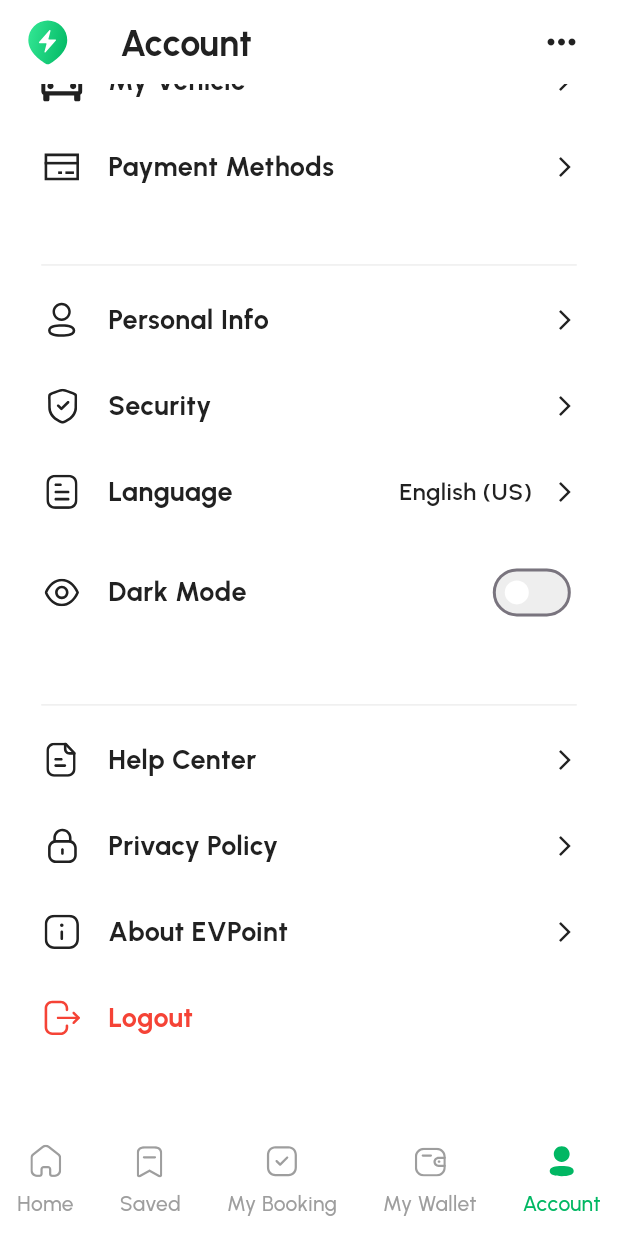
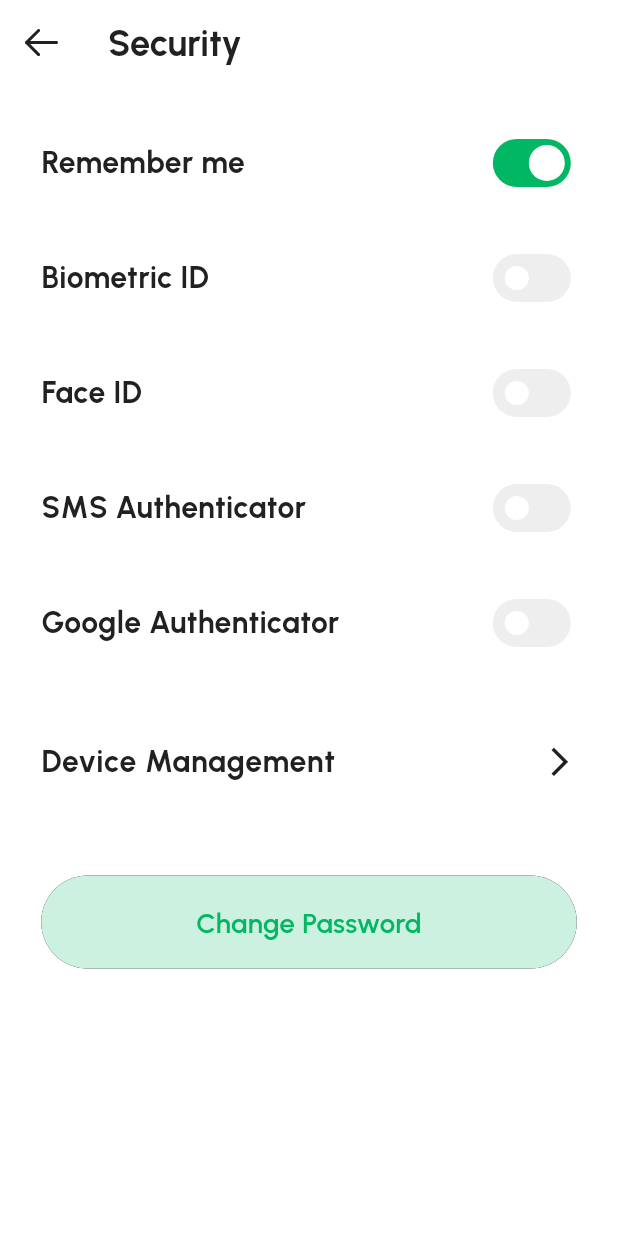
Before and after one commit to tejagalande/ev_point_app, a Flutter app: the screen it shows after launch, item 5 of the bottom bar chosen, scrolled down 187 dp, after a tap on "Security", on a phone screen of 412 x 824 dp. Run offline on Flutter 3.47's test engine with Material 3 defaults, Android fonts, the phone set to English and light mode, and no system bars; our stand-ins replace camera, custom_rating_bar, device_preview, dio, dropdown_textfield, flutter_calendar_carousel and 14 more; missing offline and left inert: date_format_field, lazy_load_indexed_stack, phone_input, time_picker_spinner; accounts and stored records are empty.

Commit message:
created security menu screen and state manager

```diff
--- /dev/null
+++ b/lib/controllers/account/security_controller.dart
@@ -0,0 +1,40 @@
+import 'package:flutter/material.dart';
+
+class SecurityController extends ChangeNotifier {
+  bool _rememberMe = true;
+  bool _biometricId = false;
+  bool _faceId = false;
+  bool _smsAuthenticator = false;
+  bool _googleAuthenticator = false;
+
+  bool get rememberMe => _rememberMe;
+  bool get biometricId => _biometricId;
+  bool get faceId => _faceId;
+  bool get smsAuthenticator => _smsAuthenticator;
+  bool get googleAuthenticator => _googleAuthenticator;
+
+  void toggleRememberMe(bool value) {
+    _rememberMe = value;
+    notifyListeners();
+  }
+
+  void toggleBiometricId(bool value) {
+    _biometricId = value;
+    notifyListeners();
+  }
+
+  void toggleFaceId(bool value) {
+    _faceId = value;
+    notifyListeners();
+  }
+
+  void toggleSmsAuthenticator(bool value) {
+    _smsAuthenticator = value;
+    notifyListeners();
+  }
+
+  void toggleGoogleAuthenticator(bool value) {
+    _googleAuthenticator = value;
+    notifyListeners();
+  }
+}
--- a/lib/routes/app_pages.dart
+++ b/lib/routes/app_pages.dart
@@ -7,6 +7,7 @@ import 'package:ev_point/views/book/vehicle_list_screen.dart';
 import 'package:ev_point/views/main/account/menu/add_new_payment_screen.dart';
 import 'package:ev_point/views/main/account/menu/my_payment_methods_screen.dart';
 import 'package:ev_point/views/main/account/menu/personal_info_screen.dart';
+import 'package:ev_point/views/main/account/menu/security_screen.dart';
 import 'package:ev_point/views/main/booking/charging_process_screen.dart';
 import 'package:ev_point/views/main/widget/main_screen.dart';
 import 'package:ev_point/views/onboard/onboard_screen.dart';
@@ -40,7 +41,7 @@ class AppPages {
     AppRoutes.chargerListRoute: (context) => ChargerListScreen(),
     AppRoutes.bookStationRoute: (context) => BookStationScreen(),
     AppRoutes.paymentMethodRoute: (context) => PaymentMethodScreen(),
-    AppRoutes.reviewSummaryRoute  :(context) => ReviewSummaryScreen(),
+    AppRoutes.reviewSummaryRoute: (context) => ReviewSummaryScreen(),
     AppRoutes.savedStationRoute: (context) => SavedStationsScreen(),
     AppRoutes.cancelBookingRoute: (context) => CancelBookingScreen(),
     AppRoutes.chargingProcessRoute: (context) => ChargingProcessScreen(),
@@ -48,5 +49,6 @@ class AppPages {
     AppRoutes.myPaymentMethodsRoute: (context) => MyPaymentMethodsScreen(),
     AppRoutes.addNewPaymentRoute: (context) => AddNewPaymentScreen(),
     AppRoutes.userProfileRoute: (context) => PersonalInfoScreen(),
+    AppRoutes.securityRoute: (context) => const SecurityScreen(),
   };
 }
--- a/lib/routes/app_routes.dart
+++ b/lib/routes/app_routes.dart
@@ -31,4 +31,5 @@ class AppRoutes {
   static const String myPaymentMethodsRoute = '/myPaymentMethods';
   static const String addNewPaymentRoute = '/addNewPayment';
   static const String userProfileRoute = '/userProfile';
+  static const String securityRoute = '/security';
 }
--- a/lib/views/main/account/account_screen.dart
+++ b/lib/views/main/account/account_screen.dart
@@ -143,7 +143,9 @@ class _AccountScreenState extends State<AccountScreen> {
         _buildMenuItem(
           icon: "security_menu.svg",
           title: "Security",
-          onTap: () {},
+          onTap: () {
+            Navigator.pushNamed(context, AppRoutes.securityRoute);
+          },
         ),
         _buildMenuItem(
           icon:
--- /dev/null
+++ b/lib/views/main/account/menu/security_screen.dart
@@ -0,0 +1,132 @@
+import 'package:ev_point/controllers/account/security_controller.dart';
+import 'package:ev_point/utils/theme/app_color.dart';
+import 'package:ev_point/utils/theme/text_styles.dart';
+import 'package:ev_point/widgets/back_arrow.dart';
+import 'package:ev_point/widgets/custom_button.dart';
+import 'package:flutter/material.dart';
+import 'package:flutter_screenutil/flutter_screenutil.dart';
+import 'package:provider/provider.dart';
+
+class SecurityScreen extends StatelessWidget {
+  const SecurityScreen({super.key});
+
+  @override
+  Widget build(BuildContext context) {
+    return ChangeNotifierProvider(
+      create: (_) => SecurityController(),
+      child: Scaffold(
+        backgroundColor: AppColor.white,
+        appBar: _buildAppBar(context),
+        body: Consumer<SecurityController>(
+          builder: (context, controller, child) {
+            return SingleChildScrollView(
+              padding: EdgeInsets.symmetric(horizontal: 24.w, vertical: 24.h),
+              child: Column(
+                crossAxisAlignment: CrossAxisAlignment.start,
+                children: [
+                  _buildSwitchTile(
+                    title: "Remember me",
+                    value: controller.rememberMe,
+                    onChanged: controller.toggleRememberMe,
+                  ),
+                  _buildSwitchTile(
+                    title: "Biometric ID",
+                    value: controller.biometricId,
+                    onChanged: controller.toggleBiometricId,
+                  ),
+                  _buildSwitchTile(
+                    title: "Face ID",
+                    value: controller.faceId,
+                    onChanged: controller.toggleFaceId,
+                  ),
+                  _buildSwitchTile(
+                    title: "SMS Authenticator",
+                    value: controller.smsAuthenticator,
+                    onChanged: controller.toggleSmsAuthenticator,
+                  ),
+                  _buildSwitchTile(
+                    title: "Google Authenticator",
+                    value: controller.googleAuthenticator,
+                    onChanged: controller.toggleGoogleAuthenticator,
+                  ),
+                  SizedBox(height: 10.h),
+                  ListTile(
+                    contentPadding: EdgeInsets.zero,
+                    title: Text(
+                      "Device Management",
+                      style: TextStyles.h5Bold20.copyWith(
+                        color: AppColor.greyScale900,
+                      ),
+                    ),
+                    trailing: Icon(
+                      Icons.arrow_forward_ios,
+                      size: 20.r,
+                      color: AppColor.greyScale900,
+                    ),
+                    onTap: () {
+                      // Navigate to Device Management
+                    },
+                  ),
+                  SizedBox(height: 40.h),
+                  CustomButton(
+                    onTapCallback: () {
+                      // Handle Change Password
+                    },
+                    title: "Change Password",
+                    buttonColor: AppColor.primary_100,
+                    textColor: AppColor.primary_900,
+                    borderRadius: 35.r,
+                  ),
+                ],
+              ),
+            );
+          },
+        ),
+      ),
+    );
+  }
+
+  PreferredSizeWidget _buildAppBar(BuildContext context) {
+    return AppBar(
+      backgroundColor: AppColor.white,
+      elevation: 0,
+      surfaceTintColor: Colors.transparent,
+      leading: GestureDetector(
+        onTap: () => Navigator.pop(context),
+        child: backArrow(),
+      ),
+      title: Text(
+        "Security",
+        style: TextStyles.h4Bold24.copyWith(color: AppColor.greyScale900),
+      ),
+    );
+  }
+
+  Widget _buildSwitchTile({
+    required String title,
+    required bool value,
+    required ValueChanged<bool> onChanged,
+  }) {
+    return Padding(
+      padding: EdgeInsets.only(bottom: 24.h),
+      child: Row(
+        mainAxisAlignment: MainAxisAlignment.spaceBetween,
+        children: [
+          Text(
+            title,
+            style: TextStyles.h5Bold20.copyWith(color: AppColor.greyScale900),
+          ),
+          Switch(
+            value: value,
+            onChanged: onChanged,
+            activeColor: AppColor.white,
+            activeTrackColor: AppColor.primary_900,
+            inactiveThumbColor: AppColor.white,
+            inactiveTrackColor: AppColor.greyScale200,
+            trackOutlineColor: WidgetStateProperty.all(Colors.transparent),
+          ),
+        ],
+      ),
+    );
+  }
+}
```
